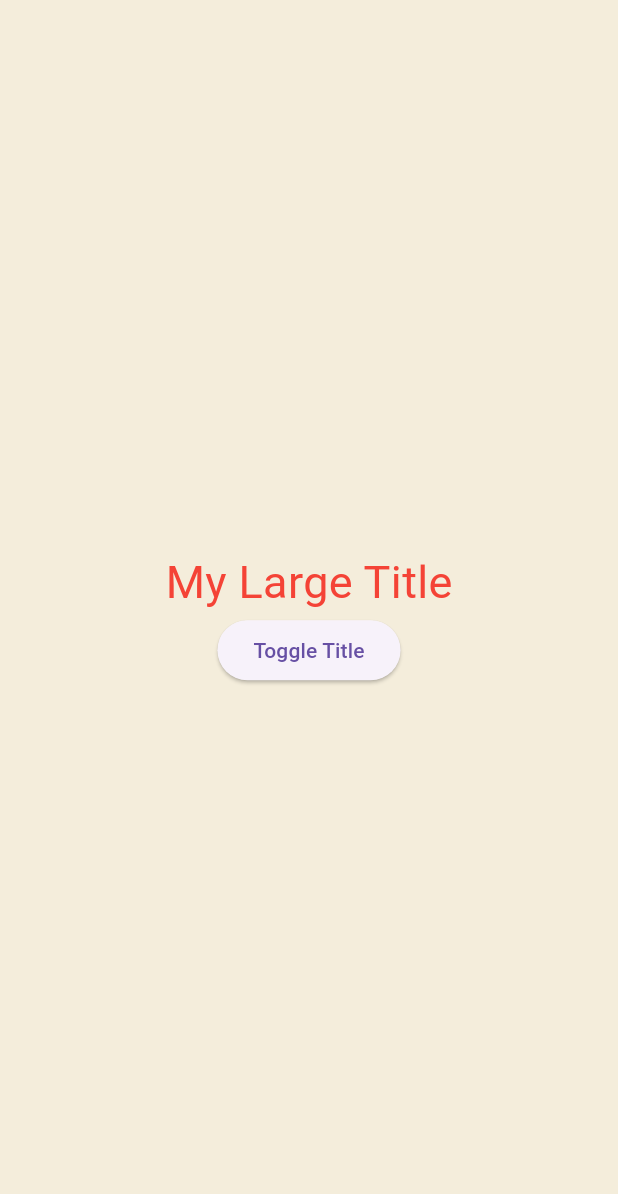
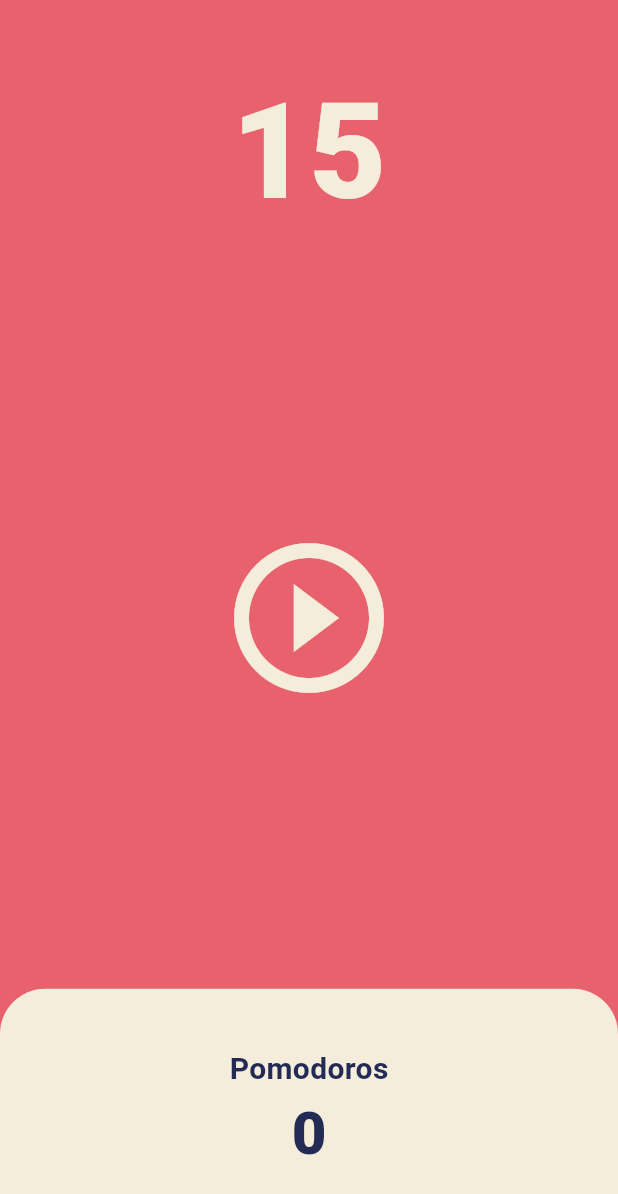
Before and after one commit to hyeon-BL/recording_study, a Flutter app: the screen it shows after launch, on a phone screen of 412 x 824 dp. Shown: the top 1194 px of the screen. Run offline on Flutter 3.47's test engine with Material 3 defaults, Android fonts, the phone set to English and light mode, and no system bars.

Commit message:
pomodoro ui, button

```diff
--- a/flutter/first_project/flutter_application_2/lib/main.dart
+++ b/flutter/first_project/flutter_application_2/lib/main.dart
@@ -1,100 +1,28 @@
 import 'package:flutter/material.dart';
+import 'package:flutter_application_2/screens/home_screen.dart';
 
 void main() {
-  runApp(const MainApp());
+  runApp(const Pomodoro());
 }
 
-class MainApp extends StatefulWidget {
-  // App
-  const MainApp({super.key});
-
-  @override
-  State<MainApp> createState() => _MainAppState();
-}
-
-class _MainAppState extends State<MainApp> {
-  bool showTitle = true;
-  // store widget data and ui state
-  List<int> numbers = [];
-
-  void toggletitle() {
-    setState(() {
-      showTitle = !showTitle;
-    });
-  }
-
-  void OnClick() {
-    // update the state of the app
-    setState(() {
-      // data is new, so we need to update the UI(rerun build method)
-      numbers.add(numbers.length + 1);
-    });
-  }
+class Pomodoro extends StatelessWidget {
+  const Pomodoro({super.key});
 
   @override
   Widget build(BuildContext context) {
     return MaterialApp(
       theme: ThemeData(
-        textTheme: TextTheme(
-          titleLarge: TextStyle(color: Colors.red),
-        ),
-      ),
-      home: Scaffold(
-        backgroundColor: Color(0xFFF4EDDB),
-        body: Center(
-          child: Column(
-            mainAxisAlignment: MainAxisAlignment.center,
-            children: [
-              showTitle ? MyLargeTitle() : Text('No Title'),
-              ElevatedButton(
-                onPressed: toggletitle,
-                child: Text('Toggle Title'),
-              ),
-            ],
+        scaffoldBackgroundColor: const Color(0xFFE7626C),
+        textTheme: const TextTheme(
+          headlineLarge: TextStyle(
+            color: Color(0xFF232B55),
           ),
         ),
+        cardColor: const Color(0xFFF4EDDB),
+      ),
+      home: const Scaffold(
+        body: HomeScreen(),
       ),
     );
   }
 }
-
-class MyLargeTitle extends StatefulWidget {
-  // seqarate widget -> don't apply state
-  const MyLargeTitle({
-    super.key,
-  });
-
-  @override
-  State<MyLargeTitle> createState() => _MyLargeTitleState();
-}
-
-class _MyLargeTitleState extends State<MyLargeTitle> {
-  int count = 0;
-
-  // init state(initialize) -> build -> dispose(delete widget tree)
-  @override
-  void initState() {
-    // called only once
-    super.initState();
-    print('initState');
-    count = 0;
-  }
-
-  @override
-  void dispose() {
-    // dispose the resources
-    super.dispose();
-    print('dispose');
-  }
-
-  @override
-  Widget build(BuildContext context) {
-    print('build');
-    // context has the information about the parents widget
-    return Text(
-      'My Large Title',
-      style: TextStyle(
-          fontSize: 30, color: Theme.of(context).textTheme.titleLarge?.color),
-    );
-  }
-}
--- /dev/null
+++ b/flutter/first_project/flutter_application_2/lib/screens/home_screen.dart
@@ -0,0 +1,125 @@
+import 'dart:async';
+import 'package:flutter/material.dart';
+
+class HomeScreen extends StatefulWidget {
+  const HomeScreen({super.key});
+
+  @override
+  State<HomeScreen> createState() => _HomeScreenState();
+}
+
+class _HomeScreenState extends State<HomeScreen> {
+  static const twentyFiveMinutes = 1500;
+  int totalSeconds = 15;
+  bool isRunning = false;
+  int pomodoros = 0;
+  late Timer timer;
+
+  void onTick(Timer timer) {
+    setState(() {
+      if (totalSeconds > 0) {
+        totalSeconds--;
+      } else {
+        setState(() {
+          timer.cancel();
+          pomodoros++;
+          isRunning = !isRunning;
+          totalSeconds = twentyFiveMinutes;
+        });
+      }
+    });
+  }
+
+  void onStartpressed() {
+    // duration 마다 timer function을 실행(함수에 괄호를 넣지 않음, 괄호는 즉시 실행 의미)
+    timer = Timer.periodic(const Duration(seconds: 1), (onTick));
+    setState(() {
+      isRunning = !isRunning;
+    });
+  }
+
+  void onStoppressed() {
+    timer.cancel();
+    setState(() {
+      isRunning = !isRunning;
+    });
+  }
+
+  @override
+  Widget build(BuildContext context) {
+    return Scaffold(
+      backgroundColor: Theme.of(context).scaffoldBackgroundColor,
+      body: Column(
+        children: [
+          Flexible(
+            flex: 1, // ratio of 1:1
+            child: Container(
+              alignment: Alignment.bottomCenter,
+              child: Text('$totalSeconds',
+                  style: TextStyle(
+                      color: Theme.of(context).cardColor,
+                      fontSize: 89,
+                      fontWeight: FontWeight.w900)),
+            ),
+          ),
+          Flexible(
+            flex: 3, // ratio of 1:2
+            child: Center(
+              child: IconButton(
+                iconSize: 120,
+                color: Theme.of(context).cardColor,
+                onPressed: isRunning ? onStoppressed : onStartpressed,
+                icon: Icon(isRunning
+                    ? Icons.pause_circle_outline
+                    : Icons.play_circle_outline),
+              ),
+            ),
+          ),
+          Flexible(
+            flex: 1, // ratio of 1:1
+            child: Row(
+              children: [
+                Expanded(
+                  child: Container(
+                    decoration: BoxDecoration(
+                      color: Theme.of(context).cardColor,
+                      borderRadius: BorderRadius.only(
+                        topLeft: Radius.circular(30),
+                        topRight: Radius.circular(30),
+                      ),
+                    ),
+                    child: Column(
+                      mainAxisAlignment: MainAxisAlignment.center,
+                      children: [
+                        Text(
+                          'Pomodoros',
+                          style: TextStyle(
+                              fontSize: 20,
+                              fontWeight: FontWeight.w700,
+                              color: Theme.of(context)
+                                  .textTheme
+                                  .headlineLarge!
+                                  .color),
+                        ),
+                        Text(
+                          '$pomodoros',
+                          style: TextStyle(
+                              fontSize: 40,
+                              fontWeight: FontWeight.w900,
+                              color: Theme.of(context)
+                                  .textTheme
+                                  .headlineLarge!
+                                  .color),
+                        ),
+                      ],
+                    ),
+                  ),
+                ),
+              ],
+            ),
+          ),
+        ],
+      ),
+    );
+  }
+}
```
